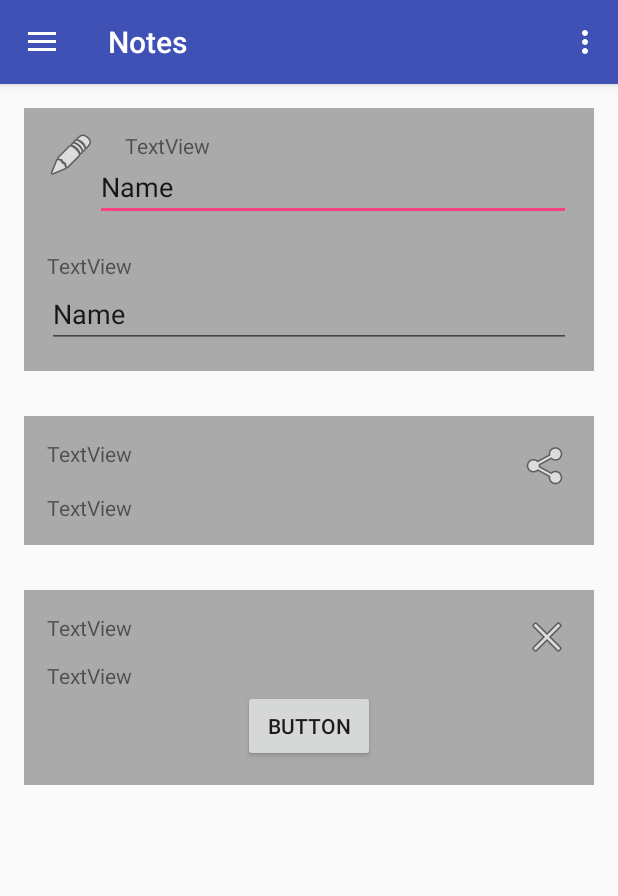
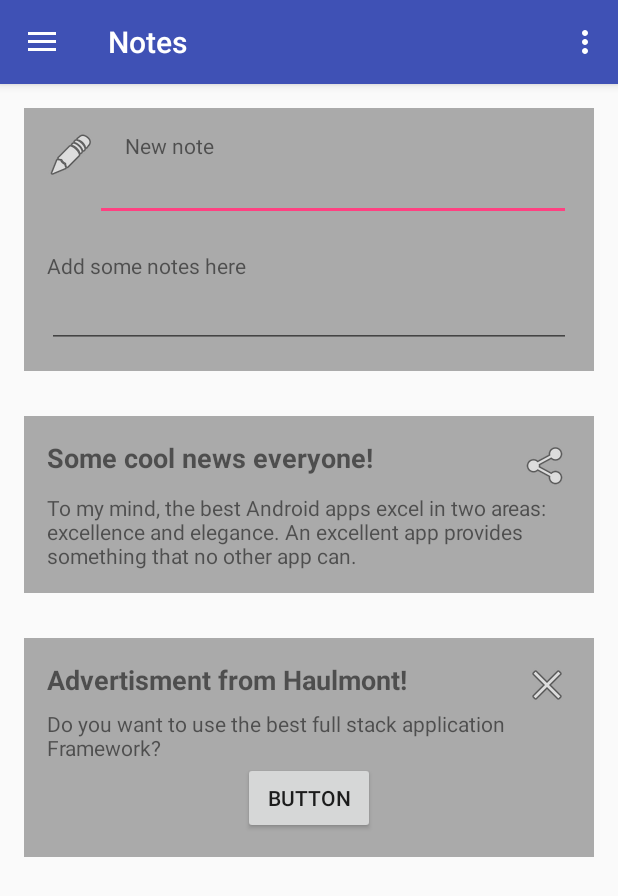
Before and after one commit to iglin/Lab1-UI, an Android app: the screen it shows after launch (MainActivity), on a phone screen of 412 x 824 dp. Shown: the top 896 px of the screen. Run offline under Robolectric (Android 15) with nearby library versions, the phone set to English and light mode, and no system bars.

Commit message:
3 windows with text

```diff
--- a/app/src/main/res/layout/content_main.xml
+++ b/app/src/main/res/layout/content_main.xml
@@ -49,7 +49,7 @@
                         android:layout_weight="1">
 
                         <TextView
-                            android:text="TextView"
+                            android:text="@string/top_new_note"
                             android:layout_width="match_parent"
                             android:layout_height="wrap_content"
                             android:id="@+id/textView"
@@ -59,7 +59,6 @@
                             android:layout_width="match_parent"
                             android:layout_height="wrap_content"
                             android:inputType="textPersonName"
-                            android:text="Name"
                             android:ems="10"
                             android:id="@+id/editText" />
                     </LinearLayout>
@@ -67,7 +66,7 @@
                 </LinearLayout>
 
                 <TextView
-                    android:text="TextView"
+                    android:text="@string/top_add_notes"
                     android:layout_width="match_parent"
                     android:layout_height="wrap_content"
                     android:id="@+id/textView2"
@@ -77,7 +76,6 @@
                     android:layout_width="match_parent"
                     android:layout_height="wrap_content"
                     android:inputType="textPersonName"
-                    android:text="Name"
                     android:ems="10"
                     android:id="@+id/editText2" />
 
@@ -100,11 +98,13 @@
                     android:layout_height="match_parent">
 
                     <TextView
-                        android:text="TextView"
+                        android:text="@string/mid_some_cool_news"
                         android:layout_width="wrap_content"
                         android:layout_height="wrap_content"
                         android:id="@+id/textView3"
-                        android:layout_weight="2" />
+                        android:layout_weight="2"
+                        android:textStyle="normal|bold"
+                        android:textSize="18sp" />
 
                     <ImageView
                         android:layout_width="wrap_content"
@@ -115,7 +115,7 @@
                 </LinearLayout>
 
                 <TextView
-                    android:text="TextView"
+                    android:text="@string/mid_to_my_mind"
                     android:layout_width="match_parent"
                     android:layout_height="wrap_content"
                     android:id="@+id/textView4"
@@ -140,11 +140,13 @@
                     android:layout_height="match_parent">
 
                     <TextView
-                        android:text="TextView"
+                        android:text="@string/bot_add"
                         android:layout_width="wrap_content"
                         android:layout_height="wrap_content"
                         android:id="@+id/textView5"
-                        android:layout_weight="2" />
+                        android:layout_weight="2"
+                        android:textStyle="normal|bold"
+                        android:textSize="18sp" />
 
                     <ImageView
                         android:layout_width="wrap_content"
@@ -154,7 +156,7 @@
                 </LinearLayout>
 
                 <TextView
-                    android:text="TextView"
+                    android:text="@string/bot_do_you"
                     android:layout_width="match_parent"
                     android:layout_height="wrap_content"
                     android:id="@+id/textView6"
--- a/app/src/main/res/values/strings.xml
+++ b/app/src/main/res/values/strings.xml
@@ -10,4 +10,11 @@
     <string name="action_about">About</string>
     <string name="action_buy">Buy</string>
     <string name="action_exit">Exit</string>
+
+    <string name="top_new_note">New note</string>
+    <string name="top_add_notes">Add some notes here</string>
+    <string name="mid_some_cool_news">Some cool news everyone!</string>
+    <string name="mid_to_my_mind">To my mind, the best Android apps excel in two areas: excellence and elegance. An excellent app provides something that no other app can. </string>
+    <string name="bot_add">Advertisment from Haulmont!</string>
+    <string name="bot_do_you">Do you want to use the best full stack application Framework?</string>
 </resources>
```
